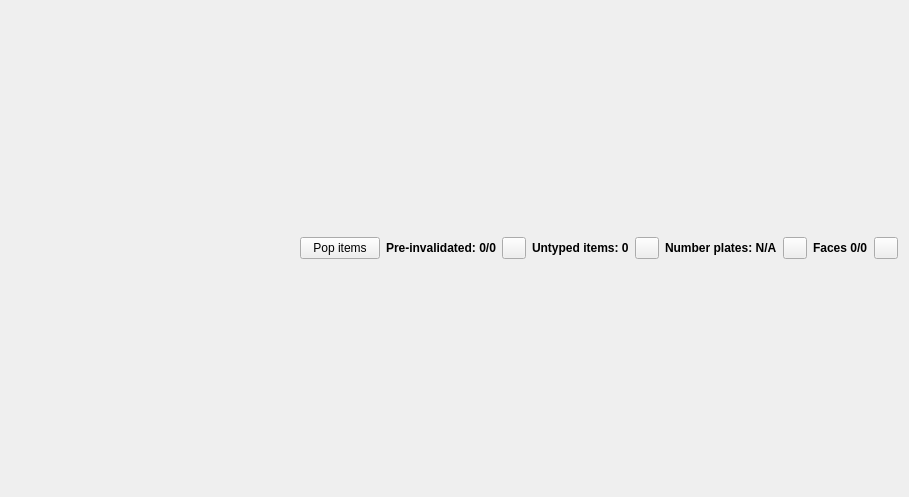
Above: mainwindow.ui from 3d4pi/yafdb-validator before the change. Below: the same form after it.
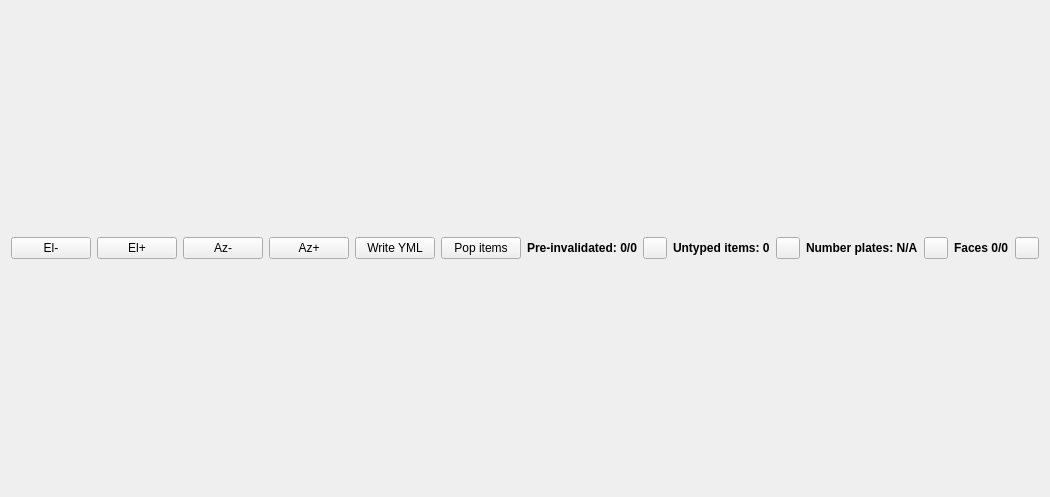
That is the form after the change. Icons and pictures are not drawn.

Diff of the .ui file:
```diff
--- a/mainwindow.ui
+++ b/mainwindow.ui
@@ -34,7 +34,27 @@
     </item>
     <item row="0" column="0">
      <layout class="QGridLayout" name="gridLayout_2">
-      <item row="0" column="0">
+      <item row="0" column="12">
+       <widget class="QLabel" name="platesLabel">
+        <property name="font">
+         <font>
+          <weight>75</weight>
+          <bold>true</bold>
+         </font>
+        </property>
+        <property name="text">
+         <string>Number plates: N/A</string>
+        </property>
+       </widget>
+      </item>
+      <item row="0" column="3">
+       <widget class="QPushButton" name="pushButton_5">
+        <property name="text">
+         <string>El+</string>
+        </property>
+       </widget>
+      </item>
+      <item row="0" column="1">
        <spacer name="horizontalSpacer">
         <property name="orientation">
          <enum>Qt::Horizontal</enum>
@@ -50,8 +70,38 @@
         </property>
        </spacer>
       </item>
-      <item row="0" column="6">
-       <widget class="QLabel" name="platesLabel">
+      <item row="0" column="7">
+       <widget class="QPushButton" name="pushButton">
+        <property name="text">
+         <string>Pop items</string>
+        </property>
+       </widget>
+      </item>
+      <item row="0" column="13">
+       <widget class="QPushButton" name="platesButton">
+        <property name="maximumSize">
+         <size>
+          <width>24</width>
+          <height>24</height>
+         </size>
+        </property>
+        <property name="text">
+         <string/>
+        </property>
+        <property name="icon">
+         <iconset resource="resources.qrc">
+          <normaloff>:/resources/icons/Tiles.png</normaloff>:/resources/icons/Tiles.png</iconset>
+        </property>
+        <property name="iconSize">
+         <size>
+          <width>16</width>
+          <height>16</height>
+         </size>
+        </property>
+       </widget>
+      </item>
+      <item row="0" column="8">
+       <widget class="QLabel" name="preInvalidatedLabel">
         <property name="font">
          <font>
           <weight>75</weight>
@@ -59,11 +109,80 @@
          </font>
         </property>
         <property name="text">
-         <string>Number plates: N/A</string>
+         <string>Pre-invalidated: 0/0</string>
         </property>
        </widget>
       </item>
-      <item row="0" column="4">
+      <item row="0" column="15">
+       <widget class="QPushButton" name="facesButton">
+        <property name="maximumSize">
+         <size>
+          <width>24</width>
+          <height>24</height>
+         </size>
+        </property>
+        <property name="text">
+         <string/>
+        </property>
+        <property name="icon">
+         <iconset resource="resources.qrc">
+          <normaloff>:/resources/icons/Tiles.png</normaloff>:/resources/icons/Tiles.png</iconset>
+        </property>
+        <property name="iconSize">
+         <size>
+          <width>16</width>
+          <height>16</height>
+         </size>
+        </property>
+       </widget>
+      </item>
+      <item row="0" column="9">
+       <widget class="QPushButton" name="preInvalidatedButton">
+        <property name="maximumSize">
+         <size>
+          <width>24</width>
+          <height>24</height>
+         </size>
+        </property>
+        <property name="text">
+         <string/>
+        </property>
+        <property name="icon">
+         <iconset resource="resources.qrc">
+          <normaloff>:/resources/icons/Tiles.png</normaloff>:/resources/icons/Tiles.png</iconset>
+        </property>
+        <property name="iconSize">
+         <size>
+          <width>16</width>
+          <height>16</height>
+         </size>
+        </property>
+       </widget>
+      </item>
+      <item row="0" column="11">
+       <widget class="QPushButton" name="untypedButton">
+        <property name="maximumSize">
+         <size>
+          <width>24</width>
+          <height>24</height>
+         </size>
+        </property>
+        <property name="text">
+         <string/>
+        </property>
+        <property name="icon">
+         <iconset resource="resources.qrc">
+          <normaloff>:/resources/icons/Tiles.png</normaloff>:/resources/icons/Tiles.png</iconset>
+        </property>
+        <property name="iconSize">
+         <size>
+          <width>16</width>
+          <height>16</height>
+         </size>
+        </property>
+       </widget>
+      </item>
+      <item row="0" column="10">
        <widget class="QLabel" name="untypedLabel">
         <property name="font">
          <font>
@@ -76,7 +195,7 @@
         </property>
        </widget>
       </item>
-      <item row="0" column="8">
+      <item row="0" column="14">
        <widget class="QLabel" name="facesLabel">
         <property name="font">
          <font>
@@ -89,115 +208,31 @@
         </property>
        </widget>
       </item>
-      <item row="0" column="9">
-       <widget class="QPushButton" name="facesButton">
-        <property name="maximumSize">
-         <size>
-          <width>24</width>
-          <height>24</height>
-         </size>
-        </property>
+      <item row="0" column="6">
+       <widget class="QPushButton" name="pushButton_2">
         <property name="text">
-         <string/>
-        </property>
-        <property name="icon">
-         <iconset resource="resources.qrc">
-          <normaloff>:/resources/icons/Tiles.png</normaloff>:/resources/icons/Tiles.png</iconset>
-        </property>
-        <property name="iconSize">
-         <size>
-          <width>16</width>
-          <height>16</height>
-         </size>
-        </property>
-       </widget>
-      </item>
-      <item row="0" column="3">
-       <widget class="QPushButton" name="preInvalidatedButton">
-        <property name="maximumSize">
-         <size>
-          <width>24</width>
-          <height>24</height>
-         </size>
-        </property>
-        <property name="text">
-         <string/>
-        </property>
-        <property name="icon">
-         <iconset resource="resources.qrc">
-          <normaloff>:/resources/icons/Tiles.png</normaloff>:/resources/icons/Tiles.png</iconset>
-        </property>
-        <property name="iconSize">
-         <size>
-          <width>16</width>
-          <height>16</height>
-         </size>
+         <string>Write YML</string>
         </property>
        </widget>
       </item>
       <item row="0" column="5">
-       <widget class="QPushButton" name="untypedButton">
-        <property name="maximumSize">
-         <size>
-          <width>24</width>
-          <height>24</height>
-         </size>
-        </property>
+       <widget class="QPushButton" name="pushButton_3">
         <property name="text">
-         <string/>
-        </property>
-        <property name="icon">
-         <iconset resource="resources.qrc">
-          <normaloff>:/resources/icons/Tiles.png</normaloff>:/resources/icons/Tiles.png</iconset>
-        </property>
-        <property name="iconSize">
-         <size>
-          <width>16</width>
-          <height>16</height>
-         </size>
+         <string>Az+</string>
         </property>
        </widget>
       </item>
-      <item row="0" column="7">
-       <widget class="QPushButton" name="platesButton">
-        <property name="maximumSize">
-         <size>
-          <width>24</width>
-          <height>24</height>
-         </size>
-        </property>
+      <item row="0" column="4">
+       <widget class="QPushButton" name="pushButton_4">
         <property name="text">
-         <string/>
-        </property>
-        <property name="icon">
-         <iconset resource="resources.qrc">
-          <normaloff>:/resources/icons/Tiles.png</normaloff>:/resources/icons/Tiles.png</iconset>
-        </property>
-        <property name="iconSize">
-         <size>
-          <width>16</width>
-          <height>16</height>
-         </size>
+         <string>Az-</string>
         </property>
        </widget>
       </item>
       <item row="0" column="2">
-       <widget class="QLabel" name="preInvalidatedLabel">
-        <property name="font">
-         <font>
-          <weight>75</weight>
-          <bold>true</bold>
-         </font>
-        </property>
+       <widget class="QPushButton" name="pushButton_6">
         <property name="text">
-         <string>Pre-invalidated: 0/0</string>
-        </property>
-       </widget>
-      </item>
-      <item row="0" column="1">
-       <widget class="QPushButton" name="pushButton">
-        <property name="text">
-         <string>Pop items</string>
+         <string>El-</string>
         </property>
        </widget>
       </item>
```
